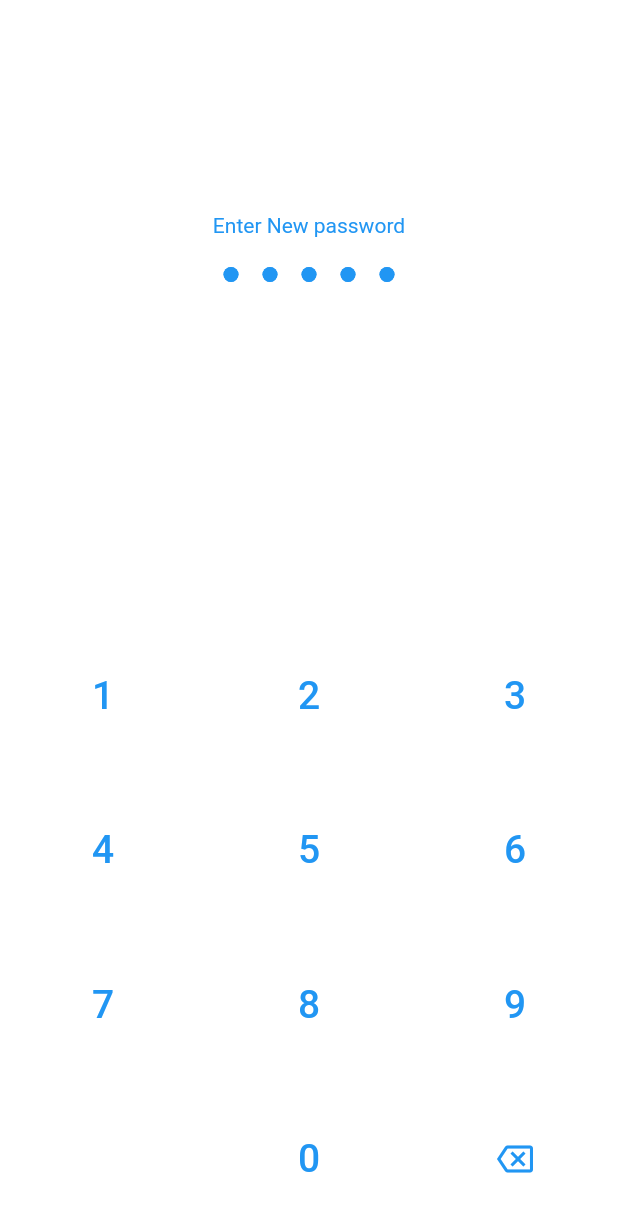
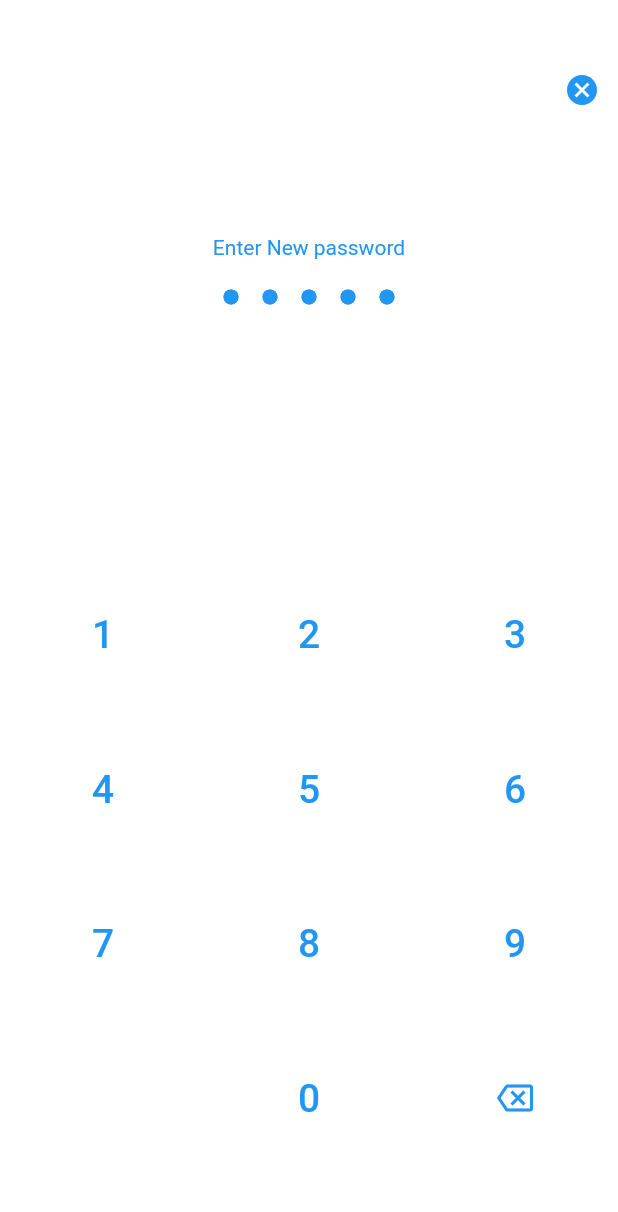
Before and after one commit to nikhilbadyal/keep-notes-old, a Flutter app: the SetPassword screen opened by its route, on a phone screen of 412 x 824 dp. Shown: the top 1212 px of the screen. Run offline on Flutter 3.47's test engine with Material 2 defaults, Android fonts, the phone set to English and light mode, and no system bars; our stand-ins replace flutter_tabler_icons, fluttertoast, google_fonts, image_picker, local_auth, permission_handler and 2 more; missing offline and left inert: matrix4_transform; accounts and stored records are empty.

Commit message:
Added Cross in SetPassword.dart

```diff
--- a/lib/screens/LockScreen.dart
+++ b/lib/screens/LockScreen.dart
@@ -47,7 +47,6 @@ class _LockScreenState extends State<LockScreen> {
   Widget build(BuildContext context) {
     return Scaffold(
       backgroundColor: Colors.white,
-      // backgroundColor: Colors.black,
       body: Column(
         children: [
           SizedBox(
--- a/lib/screens/SetPassword.dart
+++ b/lib/screens/SetPassword.dart
@@ -26,10 +26,31 @@ class _SetPasswordState extends State<SetPassword> {
   Widget build(BuildContext context) {
     return Scaffold(
       backgroundColor: Colors.white,
-      // backgroundColor: Colors.black,
       body: Column(
         children: [
+          SizedBox(
+            height: 40.0,
+          ),
           Expanded(
+            flex: 1,
+            child: Row(
+              children: [
+                IconButton(
+                  icon: Icon(
+                    Icons.cancel,
+                    color: Colors.blue,
+                  ),
+                  onPressed: () {
+                    Navigator.of(context).pushNamedAndRemoveUntil(
+                        '/', (Route<dynamic> route) => false);
+                  },
+                )
+              ],
+              mainAxisAlignment: MainAxisAlignment.end,
+            ),
+          ),
+          Expanded(
+            flex: 10,
             child: Column(
               mainAxisAlignment: MainAxisAlignment.center,
               children: [
@@ -68,7 +89,7 @@ class _SetPasswordState extends State<SetPassword> {
             ),
           ),
           Expanded(
-            // flex: 1,
+            flex: 15,
             child: GridView.builder(
               padding: EdgeInsets.all(0.0),
               physics: NeverScrollableScrollPhysics(),
```
